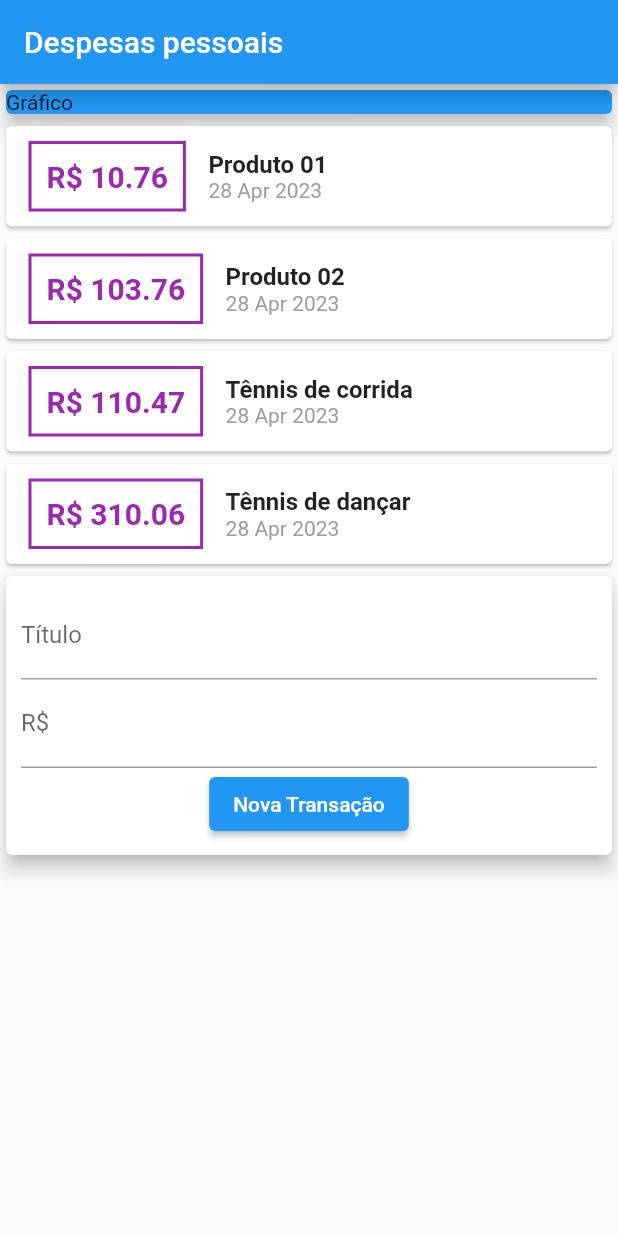
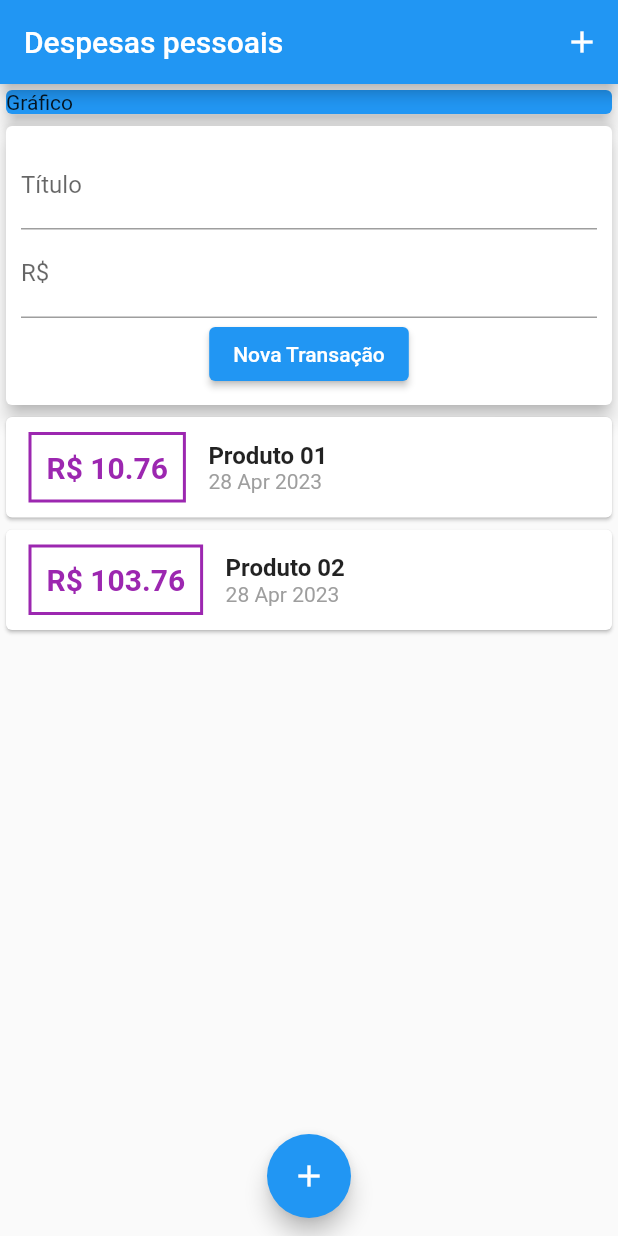
Before and after one commit to moacirviana/expenses, a Flutter app: the screen it shows after launch, after a tap on "Nova Transação", on a phone screen of 412 x 824 dp. Run offline on Flutter 3.47's test engine with Material 2 defaults, Android fonts, the phone set to English and light mode, and no system bars.

Commit message:
Add teclado numerico e botao nova transacao

```diff
--- a/lib/components/transaction_form.dart
+++ b/lib/components/transaction_form.dart
@@ -7,6 +7,15 @@ class TransactionForm extends StatelessWidget {
   final void Function(String, double) onSubmit;
 
   TransactionForm(this.onSubmit);
+
+  _submitForm() {
+    final title = titleController.text;
+    final value = double.tryParse(valueController.text) ?? 0.0;
+    if (title.isEmpty || value <= 0) {
+      return;
+    }
+    onSubmit(title, value);
+  }
 
   @override
   Widget build(BuildContext context) {
@@ -18,18 +27,17 @@ class TransactionForm extends StatelessWidget {
           children: [
             TextField(
               controller: titleController,
+              onSubmitted: (_) => _submitForm(),
               decoration: InputDecoration(labelText: 'Título'),
             ),
             TextField(
                 controller: valueController,
+                keyboardType: TextInputType.numberWithOptions(decimal: true),
+                onSubmitted: (_) => _submitForm(),
                 decoration: InputDecoration(labelText: 'R\$')),
             ElevatedButton(
               child: Text('Nova Transação'),
-              onPressed: () {
-                final title = titleController.text;
-                final value = double.tryParse(valueController.text) ?? 0.0;
-                onSubmit(title, value);
-              },
+              onPressed: _submitForm,
             )
           ],
         ),
--- a/lib/components/transaction_user.dart
+++ b/lib/components/transaction_user.dart
@@ -19,20 +19,6 @@ class _TransactionUserState extends State<TransactionUser> {
         id: 't1', title: 'Produto 01', value: 10.76, date: DateTime.now()),
     Transaction(
         id: 't2', title: 'Produto 02', value: 103.76, date: DateTime.now()),
-    Transaction(
-        id: 't3',
-        title: 'Tênnis de corrida',
-        value: 110.47,
-        date: DateTime.now()),
-    Transaction(
-        id: 't4',
-        title: 'Tênnis de dançar',
-        value: 310.06,
-        date: DateTime.now()),
-    Transaction(
-        id: 't5', title: 'Produto 05', value: 10.66, date: DateTime.now()),
-    Transaction(
-        id: 't6', title: 'Conta de Luz', value: 120.5, date: DateTime.now())
   ];
 
   _addTransaction(String title, double value) {
@@ -50,8 +36,8 @@ class _TransactionUserState extends State<TransactionUser> {
   Widget build(BuildContext context) {
     return Column(
       children: [
+        TransactionForm(_addTransaction),
         TransactionList(_transaction),
-        TransactionForm(_addTransaction)
       ],
     );
   }
--- a/lib/main.dart
+++ b/lib/main.dart
@@ -19,8 +19,13 @@ class MyHomePage extends StatelessWidget {
   @override
   Widget build(BuildContext context) {
     return Scaffold(
-      appBar: AppBar(title: const Text('Despesas pessoais')),
-      body: Column(crossAxisAlignment: CrossAxisAlignment.stretch, children: [
+      appBar: AppBar(
+        title: const Text('Despesas pessoais'),
+        actions: [IconButton(onPressed: () {}, icon: Icon(Icons.add))],
+      ),
+      body: SingleChildScrollView(
+        child:
+            Column(crossAxisAlignment: CrossAxisAlignment.stretch, children: [
           Container(
             width: double.infinity,
             child: const Card(
@@ -31,6 +36,13 @@ class MyHomePage extends StatelessWidget {
           ),
           TransactionUser(),
         ]),
+      ),
+      floatingActionButton: FloatingActionButton(
+        child: Icon(Icons.add),
+        onPressed: () {},
+      ),
+      floatingActionButtonLocation:
+          FloatingActionButtonLocation.miniCenterFloat,
     );
   }
 }
```
Lines whose indentation alone changed are shown as unchanged.
